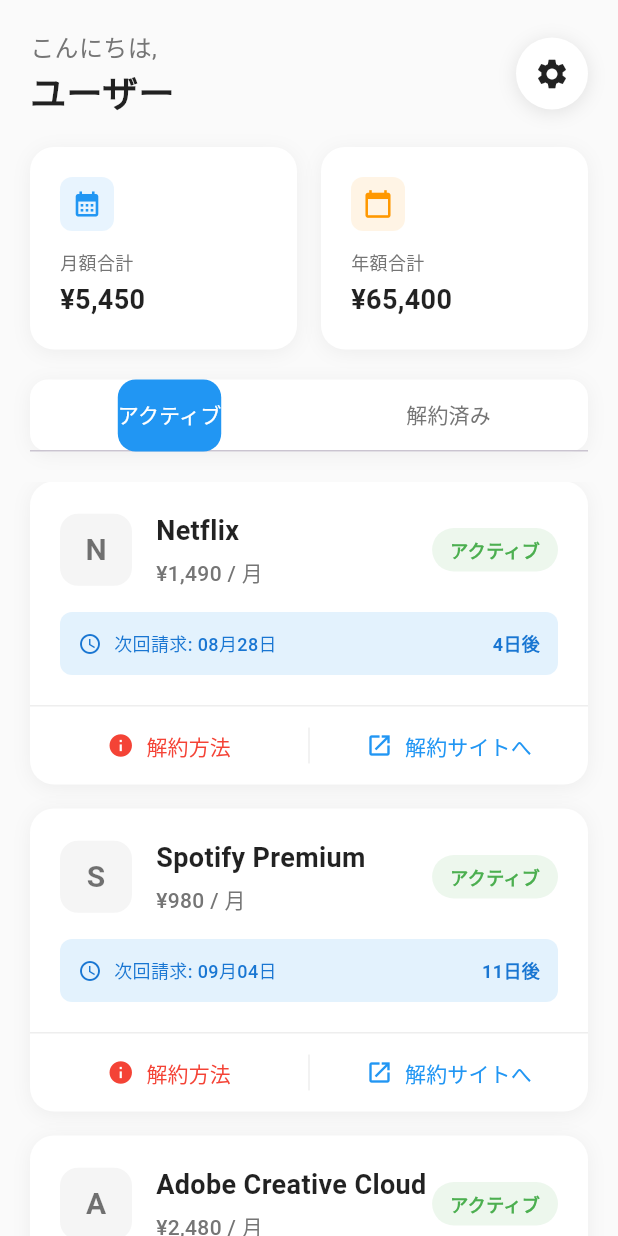
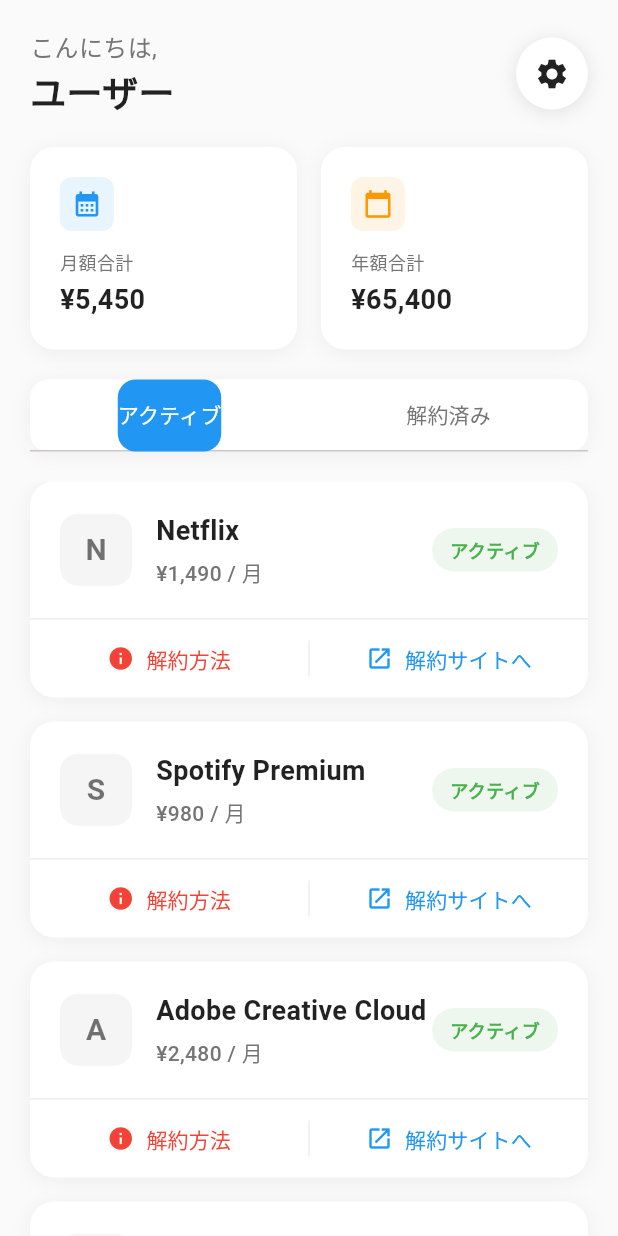
Before and after one commit to tomohiro1024/claude_code_subscription_flutter, a Flutter app: the screen it shows after launch, on a phone screen of 412 x 824 dp. Run offline on Flutter 3.47's test engine with Material 3 defaults, Android fonts, the phone set to English and light mode, and no system bars; our stand-ins replace shared_preferences; Roboto replaces fonts that are missing (Hiragino Sans).

Commit message:
次回請求の削除

```diff
--- a/lib/widgets/subscription_card.dart
+++ b/lib/widgets/subscription_card.dart
@@ -84,9 +84,14 @@
 
                     // Status Badge
                     Container(
-                      padding: const EdgeInsets.symmetric(horizontal: 12, vertical: 6),
+                      padding: const EdgeInsets.symmetric(
+                        horizontal: 12,
+                        vertical: 6,
+                      ),
                       decoration: BoxDecoration(
-                        color: _getStatusColor(subscription.status).withOpacity(0.1),
+                        color: _getStatusColor(
+                          subscription.status,
+                        ).withOpacity(0.1),
                         borderRadius: BorderRadius.circular(20),
                       ),
                       child: Text(
@@ -100,64 +105,6 @@
                     ),
                   ],
                 ),
-
-                const SizedBox(height: 16),
-
-                // Billing Info
-                if (subscription.isActive && subscription.nextBillingDate != null)
-                  Container(
-                    padding: const EdgeInsets.all(12),
-                    decoration: BoxDecoration(
-                      color: Colors.blue.shade50,
-                      borderRadius: BorderRadius.circular(8),
-                    ),
-                    child: Row(
-                      children: [
-                        Icon(Icons.schedule, size: 16, color: Colors.blue.shade700),
-                        const SizedBox(width: 8),
-                        Text(
-                          '次回請求: ${DateFormat('MM月dd日').format(subscription.nextBillingDate!)}',
-                          style: TextStyle(
-                            fontSize: 12,
-                            color: Colors.blue.shade700,
-                            fontWeight: FontWeight.w500,
-                          ),
-                        ),
-                        const Spacer(),
-                        Text(
-                          '${subscription.daysUntilBilling}日後',
-                          style: TextStyle(
-                            fontSize: 12,
-                            color: Colors.blue.shade700,
-                            fontWeight: FontWeight.bold,
-                          ),
-                        ),
-                      ],
-                    ),
-                  ),
-
-                if (subscription.isCancelled && subscription.cancelledAt != null)
-                  Container(
-                    padding: const EdgeInsets.all(12),
-                    decoration: BoxDecoration(
-                      color: Colors.red.shade50,
-                      borderRadius: BorderRadius.circular(8),
-                    ),
-                    child: Row(
-                      children: [
-                        Icon(Icons.cancel, size: 16, color: Colors.red.shade700),
-                        const SizedBox(width: 8),
-                        Text(
-                          '解約日: ${DateFormat('MM月dd日').format(subscription.cancelledAt!)}',
-                          style: TextStyle(
-                            fontSize: 12,
-                            color: Colors.red.shade700,
-                            fontWeight: FontWeight.w500,
-                          ),
-                        ),
-                      ],
-                    ),
-                  ),
               ],
             ),
           ),
@@ -166,9 +113,7 @@
           if (subscription.isActive)
             Container(
               decoration: BoxDecoration(
-                border: Border(
-                  top: BorderSide(color: Colors.grey.shade200),
-                ),
+                border: Border(top: BorderSide(color: Colors.grey.shade200)),
               ),
               child: Row(
                 children: [
@@ -183,11 +128,7 @@
                       ),
                     ),
                   ),
-                  Container(
-                    width: 1,
-                    height: 24,
-                    color: Colors.grey.shade200,
-                  ),
+                  Container(width: 1, height: 24, color: Colors.grey.shade200),
                   Expanded(
                     child: TextButton.icon(
                       onPressed: () => _launchCancellationUrl(context),
@@ -317,7 +258,8 @@
     Navigator.push(
       context,
       MaterialPageRoute(
-        builder: (context) => CancellationGuideScreen(subscription: subscription),
+        builder:
+            (context) => CancellationGuideScreen(subscription: subscription),
       ),
     );
   }
@@ -329,9 +271,9 @@
         await launchUrl(uri, mode: LaunchMode.externalApplication);
       } else {
         if (context.mounted) {
-          ScaffoldMessenger.of(context).showSnackBar(
-            const SnackBar(content: Text('URLを開けませんでした')),
-          );
+          ScaffoldMessenger.of(
+            context,
+          ).showSnackBar(const SnackBar(content: Text('URLを開けませんでした')));
         }
       }
     }
```
